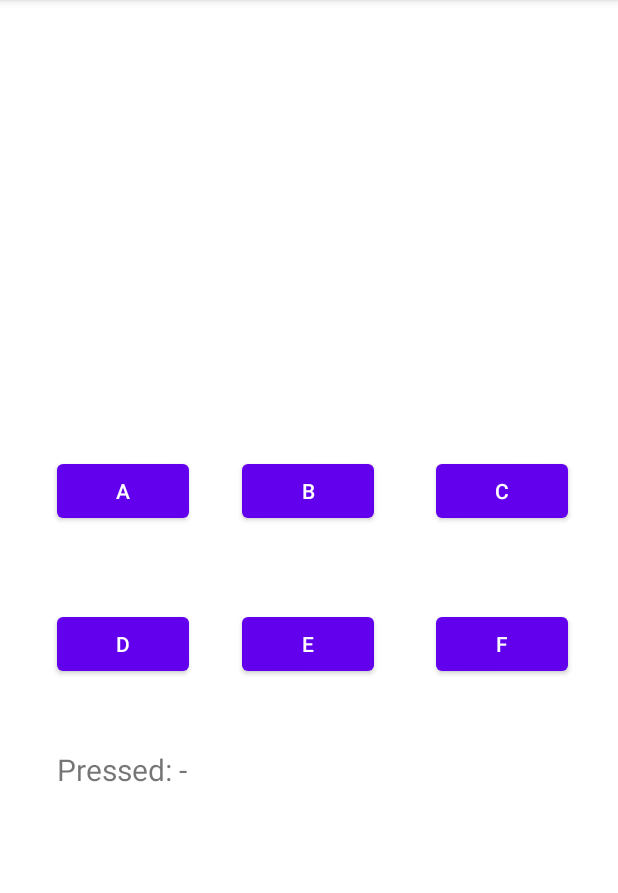
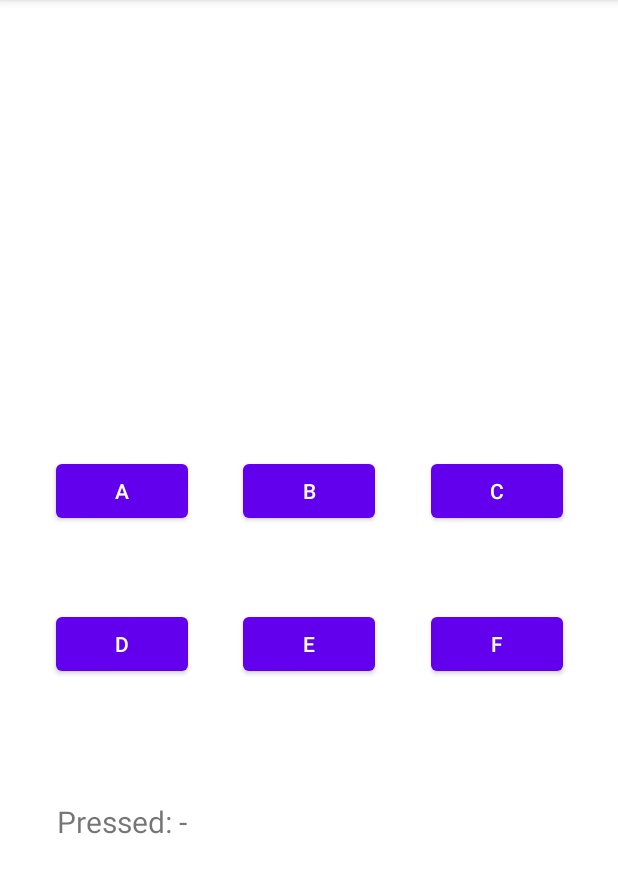
Before and after one commit to eshwaribhide/NUMAD22Sp_EshwariBhide, an Android app: the ClickyClickyActivity screen opened directly, with no data from a screen before it, on a phone screen of 412 x 824 dp, the part 84-977 px from its top. Run offline under Robolectric (Android 15) with nearby library versions, the phone set to English and light mode, and no system bars.

Commit message:
Fixed some issues with alignment

```diff
--- a/app/src/main/res/layout/activity_clicky_clicky.xml
+++ b/app/src/main/res/layout/activity_clicky_clicky.xml
@@ -14,7 +14,7 @@
         android:text="@string/b"
         app:layout_constraintBottom_toBottomOf="parent"
         app:layout_constraintEnd_toEndOf="parent"
-        app:layout_constraintHorizontal_bias="0.498"
+        app:layout_constraintHorizontal_bias="0.5"
         app:layout_constraintStart_toStartOf="parent"
         app:layout_constraintTop_toTopOf="parent"
         app:layout_constraintVertical_bias="0.421" />
@@ -27,7 +27,7 @@
         android:text="@string/e"
         app:layout_constraintBottom_toBottomOf="parent"
         app:layout_constraintEnd_toEndOf="parent"
-        app:layout_constraintHorizontal_bias="0.498"
+        app:layout_constraintHorizontal_bias="0.5"
         app:layout_constraintStart_toStartOf="parent"
         app:layout_constraintTop_toBottomOf="@+id/button11"
         app:layout_constraintVertical_bias="0.146" />
@@ -40,7 +40,7 @@
         android:text="@string/a"
         app:layout_constraintBottom_toBottomOf="parent"
         app:layout_constraintEnd_toStartOf="@+id/button11"
-        app:layout_constraintHorizontal_bias="0.515"
+        app:layout_constraintHorizontal_bias="0.5"
         app:layout_constraintStart_toStartOf="parent"
         app:layout_constraintTop_toTopOf="parent"
         app:layout_constraintVertical_bias="0.421" />
@@ -53,7 +53,7 @@
         android:text="@string/d"
         app:layout_constraintBottom_toBottomOf="parent"
         app:layout_constraintEnd_toStartOf="@+id/button12"
-        app:layout_constraintHorizontal_bias="0.515"
+        app:layout_constraintHorizontal_bias="0.5"
         app:layout_constraintStart_toStartOf="parent"
         app:layout_constraintTop_toBottomOf="@+id/button13"
         app:layout_constraintVertical_bias="0.146" />
@@ -66,7 +66,7 @@
         android:text="@string/c"
         app:layout_constraintBottom_toBottomOf="parent"
         app:layout_constraintEnd_toEndOf="parent"
-        app:layout_constraintHorizontal_bias="0.553"
+        app:layout_constraintHorizontal_bias="0.5"
         app:layout_constraintStart_toEndOf="@+id/button11"
         app:layout_constraintTop_toTopOf="parent"
         app:layout_constraintVertical_bias="0.421" />
@@ -79,7 +79,7 @@
         android:text="@string/f"
         app:layout_constraintBottom_toBottomOf="parent"
         app:layout_constraintEnd_toEndOf="parent"
-        app:layout_constraintHorizontal_bias="0.553"
+        app:layout_constraintHorizontal_bias="0.5"
         app:layout_constraintStart_toEndOf="@+id/button12"
         app:layout_constraintTop_toBottomOf="@+id/button16"
         app:layout_constraintVertical_bias="0.146" />
@@ -92,9 +92,10 @@
         android:textSize="20sp"
         app:layout_constraintBottom_toBottomOf="parent"
         app:layout_constraintEnd_toEndOf="parent"
-        app:layout_constraintHorizontal_bias="0.0"
-        app:layout_constraintStart_toStartOf="@+id/button15"
-        app:layout_constraintTop_toTopOf="@+id/button15"
+        app:layout_constraintEnd_toStartOf="@+id/button12"
+        app:layout_constraintHorizontal_bias="0.5"
+        app:layout_constraintStart_toStartOf="parent"
+        app:layout_constraintTop_toBottomOf="@+id/button15"
         app:layout_constraintVertical_bias="0.281" />
 
 </androidx.constraintlayout.widget.ConstraintLayout>
```
